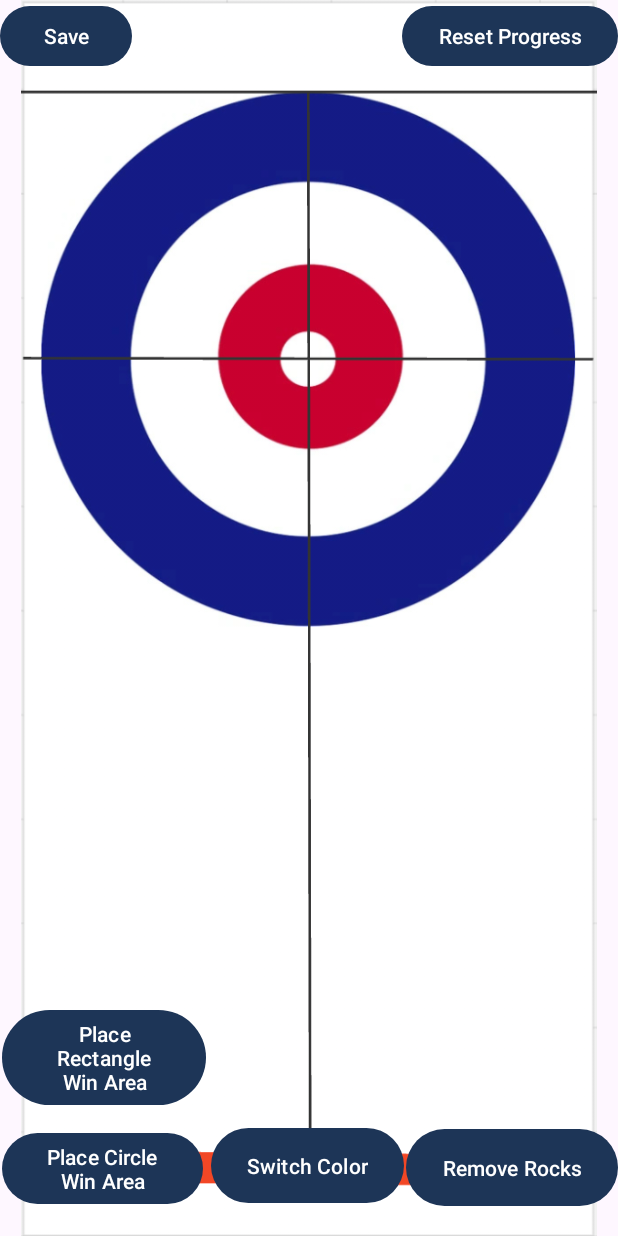
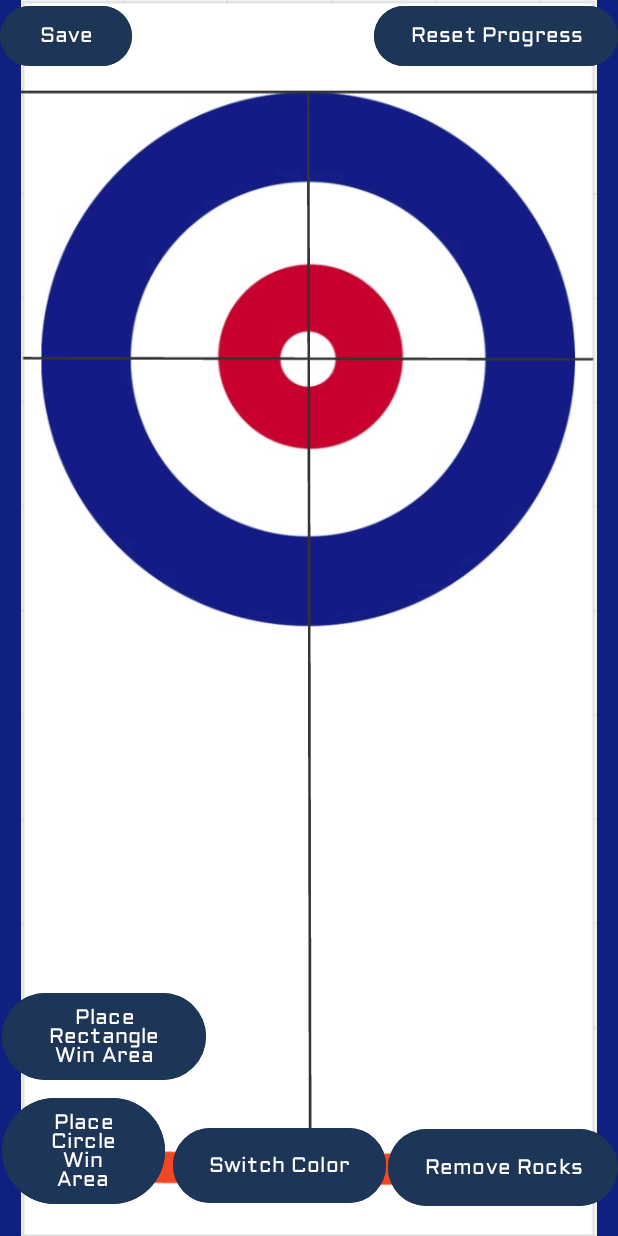
Before and after one commit to JamieStewart4/CS2063-project, an Android app: the PuzzleCreator screen opened directly, with no data from a screen before it, on a phone screen of 412 x 824 dp. Run offline under Robolectric (Android 15) with nearby library versions, the phone set to English and light mode, and no system bars.

Commit message:
finalize project

```diff
--- a/app/src/main/AndroidManifest.xml
+++ b/app/src/main/AndroidManifest.xml
@@ -6,7 +6,7 @@
         android:allowBackup="true"
         android:dataExtractionRules="@xml/data_extraction_rules"
         android:fullBackupContent="@xml/backup_rules"
-        android:icon="@mipmap/ic_launcher"
+        android:icon="@drawable/icon"
         android:label="@string/app_name"
         android:roundIcon="@mipmap/ic_launcher_round"
         android:supportsRtl="true"
@@ -33,10 +33,6 @@
 
         </activity>
         <activity
-            android:name=".PuzzleSelect"
-            android:exported="false">
-        </activity>
-        <activity
             android:name=".MainActivity"
             android:exported="true">
             <intent-filter>
--- a/app/src/main/java/com/example/curlingclubchampions/PuzzleCreator.kt
+++ b/app/src/main/java/com/example/curlingclubchampions/PuzzleCreator.kt
@@ -14,6 +14,7 @@ import android.widget.Button
 import android.widget.ImageView
 import android.widget.RelativeLayout
 import androidx.appcompat.app.AppCompatActivity
+import androidx.core.content.ContextCompat
 import androidx.core.view.children
 import com.example.curlingclubchampions.Rock.RockReader
 import com.google.gson.Gson
@@ -42,6 +43,8 @@ class PuzzleCreator : AppCompatActivity() {
         setContentView(R.layout.puzzle_creator)
 
         val layout = findViewById<RelativeLayout>(R.id.puzzle_relative_layout)
+
+        window.statusBarColor = ContextCompat.getColor(this, R.color.game_background)
 
         // Initialize drawables for rock colors
         redRockDrawable = getDrawable(R.drawable.red_rock)
--- a/app/src/main/res/layout/puzzle_creator.xml
+++ b/app/src/main/res/layout/puzzle_creator.xml
@@ -3,7 +3,8 @@
     xmlns:app="http://schemas.android.com/apk/res-auto"
     android:id="@+id/puzzle_relative_layout"
     android:layout_width="match_parent"
-    android:layout_height="match_parent">
+    android:layout_height="match_parent"
+    android:background="@color/game_background">
 
     <ImageView
         android:id="@+id/imageView"
@@ -15,6 +16,11 @@
         android:id="@+id/save_button"
         android:layout_width="wrap_content"
         android:layout_height="wrap_content"
+        android:backgroundTint="@color/button"
+        android:textColor="@color/white"
+        android:textSize="14sp"
+        android:fontFamily="@font/aldrich"
+        android:typeface="monospace"
         android:text="@string/creator_save" />
 
     <!-- Remove Rocks Button -->
@@ -27,6 +33,11 @@
         android:layout_marginEnd="1dp"
         android:layout_marginBottom="18dp"
         android:layout_toStartOf="@id/rock_button"
+        android:backgroundTint="@color/button"
+        android:textColor="@color/white"
+        android:textSize="14sp"
+        android:fontFamily="@font/aldrich"
+        android:typeface="monospace"
         android:text="@string/creator_switch_color" />
 
     <Button
@@ -36,6 +47,11 @@
         android:layout_alignParentEnd="true"
         android:layout_alignParentBottom="true"
         android:layout_marginBottom="16dp"
+        android:backgroundTint="@color/button"
+        android:textColor="@color/white"
+        android:textSize="14sp"
+        android:fontFamily="@font/aldrich"
+        android:typeface="monospace"
         android:text="@string/creator_remove_rocks_mode" />
 
     <Button
@@ -47,6 +63,11 @@
         android:layout_marginStart="1dp"
         android:layout_marginEnd="5dp"
         android:layout_marginBottom="17dp"
+        android:backgroundTint="@color/button"
+        android:textColor="@color/white"
+        android:textSize="14sp"
+        android:fontFamily="@font/aldrich"
+        android:typeface="monospace"
         android:layout_toStartOf="@+id/switch_color_button"
         android:text="@string/place_win_area" />
 
@@ -55,6 +76,11 @@
         android:layout_width="wrap_content"
         android:layout_height="wrap_content"
         android:layout_alignParentEnd="true"
+        android:backgroundTint="@color/button"
+        android:textColor="@color/white"
+        android:textSize="14sp"
+        android:fontFamily="@font/aldrich"
+        android:typeface="monospace"
         android:text="Reset Progress" />
 
     <Button
@@ -65,7 +91,12 @@
         android:layout_alignParentBottom="true"
         android:layout_marginStart="1dp"
         android:layout_marginEnd="5dp"
-        android:layout_marginBottom="83dp"
+        android:layout_marginBottom="100dp"
+        android:backgroundTint="@color/button"
+        android:textColor="@color/white"
+        android:textSize="14sp"
+        android:fontFamily="@font/aldrich"
+        android:typeface="monospace"
         android:text="@string/creator_place_rec_win_area" />
 
 
--- a/app/src/main/res/raw/level_13.json
+++ b/app/src/main/res/raw/level_13.json
@@ -14,7 +14,7 @@
   "winArea":[
     {
       "type":"rectangle",
-      "left":403.0,
+      "left":393.0,
       "top":1416.0,
       "right":450.0,
       "bottom":1810.0
--- a/app/src/main/res/raw/level_15.json
+++ b/app/src/main/res/raw/level_15.json
@@ -54,7 +54,7 @@
 
   ],
   "infoDescription": {
-    "description": "This is the last end and you must steal a point to win. You have one more rock left without hammer. Your opponent currently has two shots to win. How do you block both potential shots with one rock?"
+    "description": "This is the last end and you must steal a point to win. You have one more rock left without hammer. Your opponent currently has two possible shots they can choose from to win. How do you block both potential shots with one rock?"
   },
   "solutionDescription": {
     "description": "Placing your rock tucked behind the other yellow rock gives it backing so it cannot be removed by either raising the top red or coming around the guard and tapping it. This essentially guarantees a steal."
```
Also changed, not shown: app/src/main/res/drawable-nodpi/icon.png (added).
